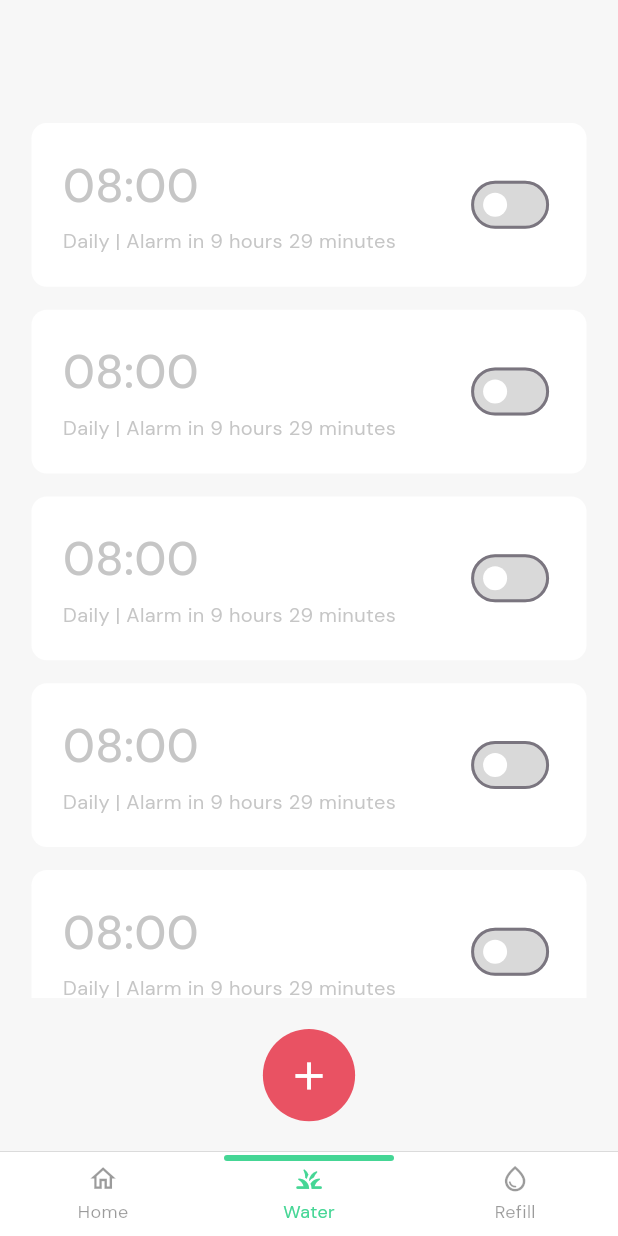
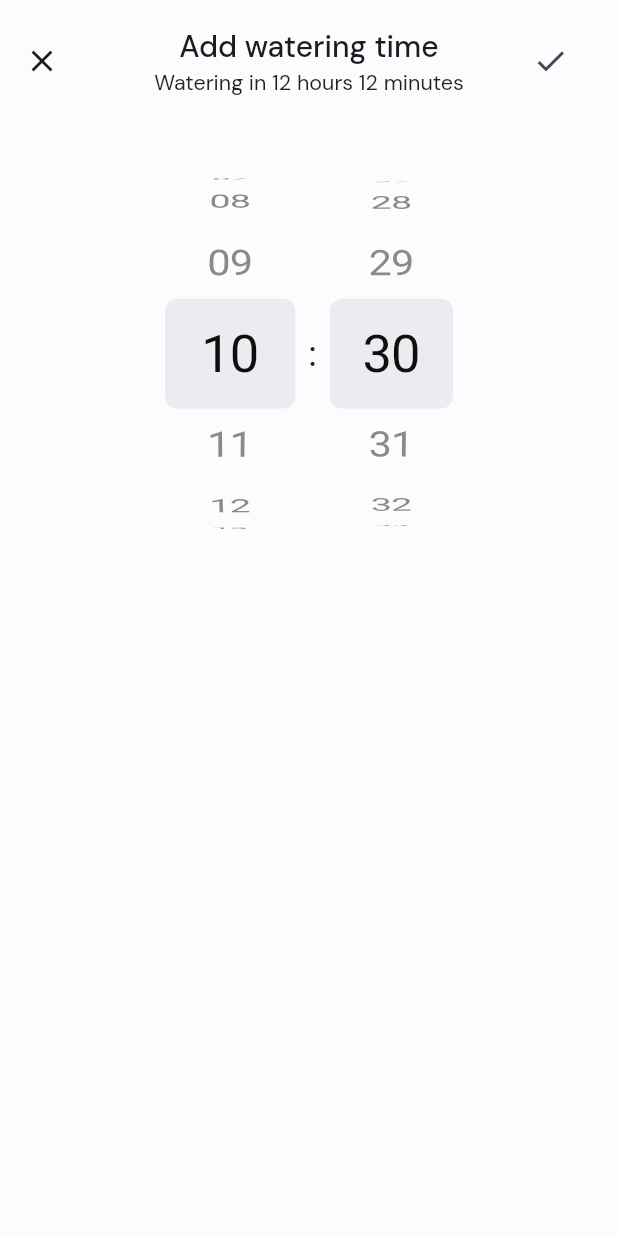
Before and after one commit to sibeux/iot_plant_control, a Flutter app: the screen it shows after launch, item 2 of the bottom bar chosen, after a tap on the "add" icon, on a phone screen of 412 x 824 dp. Run offline on Flutter 3.47's test engine with Material 3 defaults, Android fonts, the phone set to English and light mode, and no system bars; drawn by our look-alikes of persistent_bottom_nav_bar; our stand-ins replace flutter_screenutil, flutter_svg, get, hexcolor, smooth_page_indicator; missing offline and left inert: mqtt_client.

Commit message:
Implement AddWaterScreen for selecting watering time, enhance WaterController with time management, and update UI components

```diff
--- a/lib/controller/water_controller.dart
+++ b/lib/controller/water_controller.dart
@@ -1,8 +1,15 @@
+import 'package:flutter/material.dart';
 import 'package:get/get.dart';
 import 'package:iot_plant_control/models/water_time.dart';
 
 class WaterController extends GetxController {
   var waterTime = RxList<WaterTime>([]);
+
+  late FixedExtentScrollController hourController;
+  late FixedExtentScrollController minuteController;
+
+  var selectedHour = 0.obs;
+  var selectedMinute = 0.obs;
 
   @override
   void onInit() {
@@ -17,6 +24,19 @@ class WaterController extends GetxController {
     waterTime.add(WaterTime(time: '08:00'));
     waterTime.add(WaterTime(time: '08:00'));
     super.onInit();
+  }
+
+  @override
+  void onClose() {
+    hourController.dispose();
+    minuteController.dispose();
+    super.onClose();
+  }
+
+  void setCurrentTime() {
+    final now = DateTime.now();
+    hourController = FixedExtentScrollController(initialItem: now.hour);
+    minuteController = FixedExtentScrollController(initialItem: now.minute);
   }
 
   void addWatering(String time) {
--- a/lib/main.dart
+++ b/lib/main.dart
@@ -8,6 +8,17 @@ import 'package:iot_plant_control/screen/persistent_bar_screen.dart';
 void main() {
   // Dibutuhkan setpreferredOrientations.
   WidgetsFlutterBinding.ensureInitialized();
+
+  SystemChrome.setSystemUIOverlayStyle(
+    SystemUiOverlayStyle(
+      statusBarColor:
+          Colors.transparent, // Biar transparan atau bisa diganti warna lain
+      statusBarIconBrightness:
+          Brightness.dark, // <- ini yang bikin ikon jadi hitam
+      statusBarBrightness:
+          Brightness.light, // iOS only, tetap disarankan ditambahkan
+    ),
+  );
 
   // Mengunci orientasi ke portrait
   SystemChrome.setPreferredOrientations([
--- /dev/null
+++ b/lib/screen/water_screen/add_water_screen.dart
@@ -0,0 +1,114 @@
+import 'package:flutter/cupertino.dart';
+import 'package:flutter/material.dart';
+import 'package:flutter_screenutil/flutter_screenutil.dart';
+import 'package:get/get.dart';
+import 'package:iot_plant_control/controller/water_controller.dart';
+
+class AddWaterScreen extends StatelessWidget {
+  const AddWaterScreen({super.key});
+
+  @override
+  Widget build(BuildContext context) {
+    final waterController = Get.find<WaterController>();
+    waterController.setCurrentTime();
+    return Scaffold(
+      backgroundColor: Color(0xfffafcfe),
+      appBar: AppBar(
+        toolbarHeight: 80.h,
+        titleSpacing: 0,
+        leading: IconButton(
+          padding: EdgeInsets.zero, // Hapus padding default
+          icon: const Icon(Icons.close),
+          onPressed: () {
+            Get.back();
+          },
+        ),
+        title: Column(
+          children: [
+            const Text(
+              'Add watering time',
+              style: TextStyle(fontSize: 20, fontWeight: FontWeight.w500),
+            ),
+            SizedBox(height: 3.h),
+            Text(
+              'Watering in 12 hours 12 minutes',
+              style: TextStyle(fontSize: 14.sp, color: Colors.black87),
+            ),
+          ],
+        ),
+        backgroundColor: Colors.transparent,
+        surfaceTintColor: Colors.transparent,
+        centerTitle: true,
+        elevation: 0,
+        actions: [
+          Padding(
+            padding: EdgeInsets.only(right: 20.w),
+            child: IconButton(
+              icon: const Icon(Icons.check),
+              onPressed: () {
+                Get.back();
+              },
+            ),
+          ),
+        ],
+      ),
+      body: Align(
+        alignment: Alignment.topCenter,
+        child: Row(
+          mainAxisAlignment: MainAxisAlignment.center,
+          children: [
+            // Jam
+            SizedBox(
+              width: 100.w,
+              height: 300.h,
+              child: CupertinoPicker(
+                looping: true,
+                itemExtent: 60,
+                magnification: 1.22,
+                squeeze: 1.2,
+                useMagnifier: true,
+                scrollController: waterController.hourController,
+                onSelectedItemChanged: (index) {
+                  waterController.selectedHour.value = index;
+                },
+                children: List<Widget>.generate(24, (index) {
+                  return Center(
+                    child: Text(
+                      index.toString().padLeft(2, '0'),
+                      style: TextStyle(fontSize: 28.sp),
+                    ),
+                  );
+                }),
+              ),
+            ),
+            const Text(":", style: TextStyle(fontSize: 24)),
+            // Menit
+            SizedBox(
+              width: 100,
+              height: 300,
+              child: CupertinoPicker(
+                looping: true,
+                itemExtent: 60,
+                magnification: 1.22,
+                squeeze: 1.2,
+                useMagnifier: true,
+                scrollController: waterController.minuteController,
+                onSelectedItemChanged: (index) {
+                  waterController.selectedMinute.value = index;
+                },
+                children: List<Widget>.generate(60, (index) {
+                  return Center(
+                    child: Text(
+                      index.toString().padLeft(2, '0'),
+                      style: TextStyle(fontSize: 28.sp),
+                    ),
+                  );
+                }),
+              ),
+            ),
+          ],
+        ),
+      ),
+    );
+  }
+}
--- a/lib/screen/water_screen/water_screen.dart
+++ b/lib/screen/water_screen/water_screen.dart
@@ -1,8 +1,8 @@
 import 'package:flutter/material.dart';
 import 'package:flutter_screenutil/flutter_screenutil.dart';
 import 'package:get/get.dart';
-import 'package:hexcolor/hexcolor.dart';
 import 'package:iot_plant_control/controller/water_controller.dart';
+import 'package:iot_plant_control/screen/water_screen/add_water_screen.dart';
 import 'package:iot_plant_control/widgets/water_widget/water_tile.dart';
 
 class WaterScreen extends StatelessWidget {
@@ -27,9 +27,12 @@ class WaterScreen extends StatelessWidget {
                 itemCount: waterController.waterTime.length,
                 itemBuilder: (context, index) {
                   final water = waterController.waterTime[index];
-                  return WaterTile(
-                    waterTime: water,
-                    // onDelete: () => waterController.removeWatering(index),
+                  return Container(
+                    margin: EdgeInsets.only(bottom: 15.h),
+                    child: WaterTile(
+                      waterTime: water,
+                      // onDelete: () => waterController.removeWatering(index),
+                    ),
                   );
                 },
               ),
@@ -45,10 +48,19 @@ class WaterScreen extends StatelessWidget {
                 width: 60.sp,
                 height: 60.sp,
                 child: ElevatedButton(
-                  onPressed: () {},
+                  onPressed: () {
+                    Get.to(
+                      () => const AddWaterScreen(),
+                      transition: Transition.rightToLeft,
+                      duration: const Duration(milliseconds: 300),
+                      curve: Curves.easeInOut,
+                      fullscreenDialog: true,
+                      popGesture: false,
+                    );
+                  },
                   style: ElevatedButton.styleFrom(
                     foregroundColor: Colors.white,
-                    backgroundColor: HexColor('#e95263'),
+                    backgroundColor: Color.fromARGB(255, 69, 214, 149),
                     elevation: 0,
                     splashFactory: InkRipple.splashFactory,
                     shape: RoundedRectangleBorder(
--- a/lib/widgets/water_widget/water_tile.dart
+++ b/lib/widgets/water_widget/water_tile.dart
@@ -30,12 +30,18 @@ class WaterTile extends StatelessWidget {
           padding: const EdgeInsets.symmetric(horizontal: 20),
           child: const Icon(Icons.delete, color: Colors.white),
         ),
+        child: Material(
+          color: Color(0xffffffff),
+          borderRadius: BorderRadius.circular(10.r),
+          clipBehavior:
+              Clip.antiAlias, // ✅ ini penting biar splash-nya ikut radius.
+          child: InkWell(
+            onTap: () {
+              waterTime.isActive.value = !waterTime.isActive.value;
+            },
             child: Container(
-          width: double.infinity,
-          margin: EdgeInsets.only(bottom: 15.h),
               padding: EdgeInsets.symmetric(horizontal: 20.w, vertical: 20.h),
               decoration: BoxDecoration(
-            color: Color(0xffffffff),
                 borderRadius: BorderRadius.circular(10.r),
               ),
               child: Row(
@@ -57,7 +63,8 @@ class WaterTile extends StatelessWidget {
                                             .waterTime[waterController.waterTime
                                                 .indexWhere(
                                                   (element) =>
-                                                  element.id == waterTime.id,
+                                                      element.id ==
+                                                      waterTime.id,
                                                 )]
                                             .isActive
                                             .value
@@ -107,6 +114,8 @@ class WaterTile extends StatelessWidget {
               ),
             ),
           ),
+        ),
+      ),
     );
   }
 }
--- a/pubspec.yaml
+++ b/pubspec.yaml
@@ -47,6 +47,7 @@ dependencies:
   fluttertoast: ^8.2.12
   shared_preferences: ^2.5.3
   uuid: ^4.5.1
+  flutter_picker: ^2.1.0
 
 dev_dependencies:
   flutter_test:
```
Also changed, not shown: pubspec.lock. Lines whose indentation alone changed are shown as unchanged.
